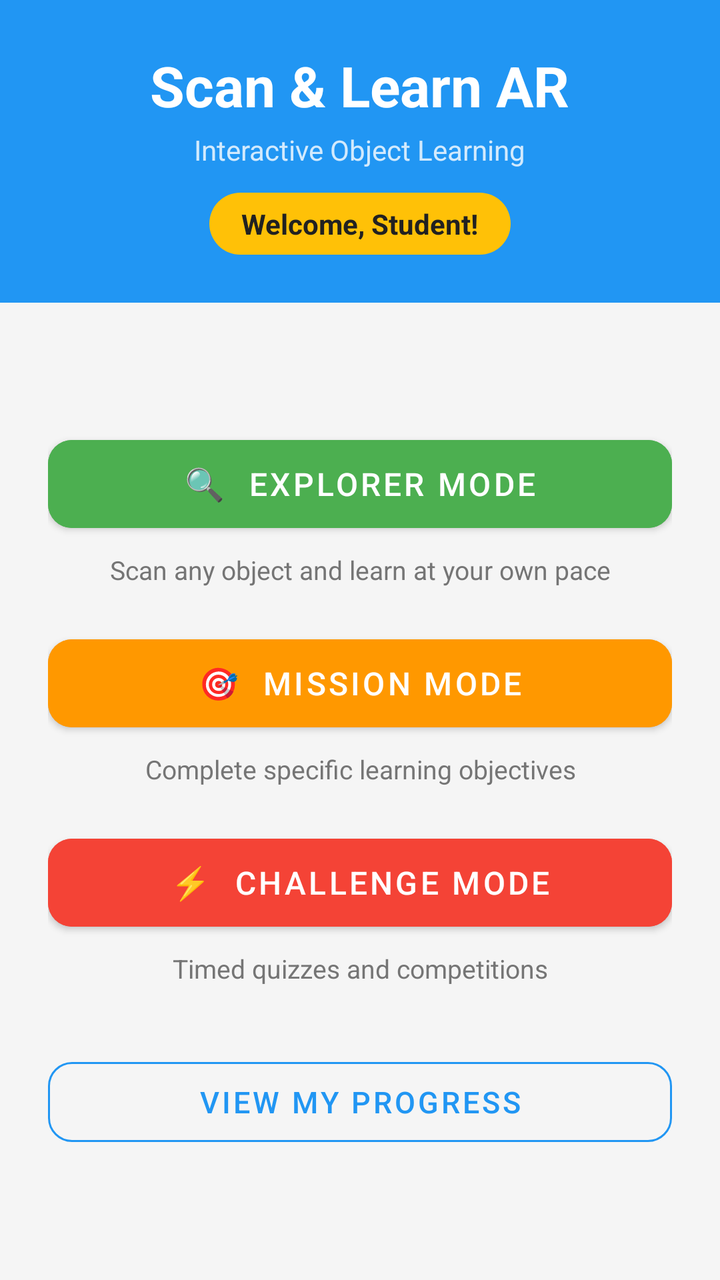
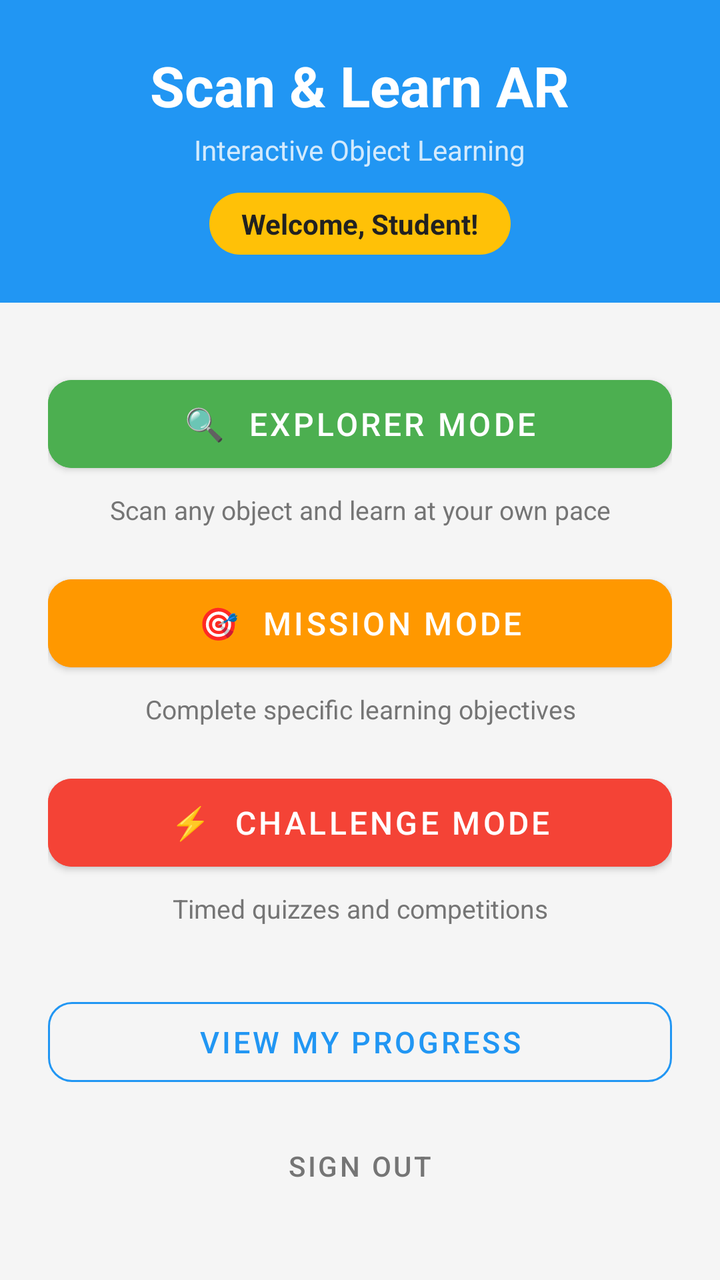

Before-and-after screenshots of an Android layout around one commit, followed by the original layout XML and the change that was made.
<!-- AndroidManifest.xml: activity theme Theme.ScanLearnAR.NoActionBar -->
<!-- res/layout/activity_home.xml -->
<?xml version="1.0" encoding="utf-8"?>
<LinearLayout xmlns:android="http://schemas.android.com/apk/res/android"
    xmlns:app="http://schemas.android.com/apk/res-auto"
    android:layout_width="match_parent"
    android:layout_height="match_parent"
    android:orientation="vertical"
    android:background="@color/background">

    
    <LinearLayout
        android:layout_width="match_parent"
        android:layout_height="wrap_content"
        android:background="@color/primary"
        android:gravity="center"
        android:orientation="vertical"
        android:padding="24dp">

        <TextView
            android:layout_width="wrap_content"
            android:layout_height="wrap_content"
            android:text="Scan &amp; Learn AR"
            android:textColor="@android:color/white"
            android:textSize="28sp"
            android:textStyle="bold" />

        <TextView
            android:layout_width="wrap_content"
            android:layout_height="wrap_content"
            android:layout_marginTop="4dp"
            android:text="Interactive Object Learning"
            android:textColor="#CCFFFFFF"
            android:textSize="14sp" />

        <TextView
            android:id="@+id/tvWelcome"
            android:layout_width="wrap_content"
            android:layout_height="wrap_content"
            android:layout_marginTop="12dp"
            android:background="@drawable/bg_badge_yellow"
            android:paddingHorizontal="16dp"
            android:paddingVertical="6dp"
            android:text="Welcome, Student!"
            android:textColor="@color/text_primary"
            android:textSize="14sp"
            android:textStyle="bold" />
    </LinearLayout>

    
    <ScrollView
        android:layout_width="match_parent"
        android:layout_height="0dp"
        android:layout_weight="1"
        android:fillViewport="true">

        <LinearLayout
            android:layout_width="match_parent"
            android:layout_height="wrap_content"
            android:orientation="vertical"
            android:gravity="center_vertical"
            android:padding="24dp"
            android:minHeight="400dp">

            
            <com.google.android.material.button.MaterialButton
                android:id="@+id/btnExplorer"
                android:layout_width="match_parent"
                android:layout_height="56dp"
                android:text="🔍  Explorer Mode"
                android:textSize="16sp"
                android:backgroundTint="@color/explorer"
                app:cornerRadius="12dp" />

            <TextView
                android:layout_width="match_parent"
                android:layout_height="wrap_content"
                android:text="Scan any object and learn at your own pace"
                android:textSize="13sp"
                android:textColor="@color/text_secondary"
                android:gravity="center"
                android:layout_marginTop="6dp"
                android:layout_marginBottom="20dp" />

            
            <com.google.android.material.button.MaterialButton
                android:id="@+id/btnMission"
                android:layout_width="match_parent"
                android:layout_height="56dp"
                android:text="🎯  Mission Mode"
                android:textSize="16sp"
                android:backgroundTint="@color/mission"
                app:cornerRadius="12dp" />

            <TextView
                android:layout_width="match_parent"
                android:layout_height="wrap_content"
                android:text="Complete specific learning objectives"
                android:textSize="13sp"
                android:textColor="@color/text_secondary"
                android:gravity="center"
                android:layout_marginTop="6dp"
                android:layout_marginBottom="20dp" />

            
            <com.google.android.material.button.MaterialButton
                android:id="@+id/btnChallenge"
                android:layout_width="match_parent"
                android:layout_height="56dp"
                android:text="⚡  Challenge Mode"
                android:textSize="16sp"
                android:backgroundTint="@color/challenge"
                app:cornerRadius="12dp" />

            <TextView
                android:layout_width="match_parent"
                android:layout_height="wrap_content"
                android:text="Timed quizzes and competitions"
                android:textSize="13sp"
                android:textColor="@color/text_secondary"
                android:gravity="center"
                android:layout_marginTop="6dp"
                android:layout_marginBottom="32dp" />

            
            <com.google.android.material.button.MaterialButton
                android:id="@+id/btnProgress"
                style="@style/Widget.MaterialComponents.Button.OutlinedButton"
                android:layout_width="match_parent"
                android:layout_height="52dp"
                android:text="View My Progress"
                android:textSize="15sp"
                app:strokeColor="@color/primary"
                app:cornerRadius="12dp" />

        </LinearLayout>
    </ScrollView>
</LinearLayout>
<!-- resources referenced by this layout -->
<resources>
  <color name="background">#F5F5F5</color>
  <color name="challenge">#F44336</color>
  <color name="explorer">#4CAF50</color>
  <color name="mission">#FF9800</color>
  <color name="primary">#2196F3</color>
  <color name="text_primary">#212121</color>
  <color name="text_secondary">#757575</color>
  <!-- drawable bg_badge_yellow (drawable) -->
  <?xml version="1.0" encoding="utf-8"?>
  <shape xmlns:android="http://schemas.android.com/apk/res/android"
      android:shape="rectangle">
      <solid android:color="#FFC107" />
      <corners android:radius="20dp" />
  </shape>
  <style name="Theme.ScanLearnAR.NoActionBar">
          <item name="windowActionBar">false</item>
          <item name="windowNoTitle">true</item>
      </style>
</resources>

<!-- the commit's change to res/layout/activity_home.xml (unified diff, before → after) -->
@@ -6,46 +6,44 @@
     android:orientation="vertical"
     android:background="@color/background">
 
-    
     <LinearLayout
         android:layout_width="match_parent"
         android:layout_height="wrap_content"
+        android:orientation="vertical"
         android:background="@color/primary"
-        android:gravity="center"
-        android:orientation="vertical"
-        android:padding="24dp">
+        android:padding="24dp"
+        android:gravity="center">
 
         <TextView
             android:layout_width="wrap_content"
             android:layout_height="wrap_content"
             android:text="Scan &amp; Learn AR"
-            android:textColor="@android:color/white"
             android:textSize="28sp"
-            android:textStyle="bold" />
+            android:textStyle="bold"
+            android:textColor="@android:color/white" />
 
         <TextView
             android:layout_width="wrap_content"
             android:layout_height="wrap_content"
-            android:layout_marginTop="4dp"
             android:text="Interactive Object Learning"
+            android:textSize="14sp"
             android:textColor="#CCFFFFFF"
-            android:textSize="14sp" />
+            android:layout_marginTop="4dp" />
 
         <TextView
             android:id="@+id/tvWelcome"
             android:layout_width="wrap_content"
             android:layout_height="wrap_content"
-            android:layout_marginTop="12dp"
+            android:text="Welcome, Student!"
+            android:textSize="14sp"
+            android:textStyle="bold"
+            android:textColor="@color/text_primary"
             android:background="@drawable/bg_badge_yellow"
             android:paddingHorizontal="16dp"
             android:paddingVertical="6dp"
-            android:text="Welcome, Student!"
-            android:textColor="@color/text_primary"
-            android:textSize="14sp"
-            android:textStyle="bold" />
+            android:layout_marginTop="12dp" />
     </LinearLayout>
 
-    
     <ScrollView
         android:layout_width="match_parent"
         android:layout_height="0dp"
@@ -60,7 +58,6 @@
             android:padding="24dp"
             android:minHeight="400dp">
 
-            
             <com.google.android.material.button.MaterialButton
                 android:id="@+id/btnExplorer"
                 android:layout_width="match_parent"
@@ -80,7 +77,6 @@
                 android:layout_marginTop="6dp"
                 android:layout_marginBottom="20dp" />
 
-            
             <com.google.android.material.button.MaterialButton
                 android:id="@+id/btnMission"
                 android:layout_width="match_parent"
@@ -100,7 +96,6 @@
                 android:layout_marginTop="6dp"
                 android:layout_marginBottom="20dp" />
 
-            
             <com.google.android.material.button.MaterialButton
                 android:id="@+id/btnChallenge"
                 android:layout_width="match_parent"
@@ -120,7 +115,6 @@
                 android:layout_marginTop="6dp"
                 android:layout_marginBottom="32dp" />
 
-            
             <com.google.android.material.button.MaterialButton
                 android:id="@+id/btnProgress"
                 style="@style/Widget.MaterialComponents.Button.OutlinedButton"
@@ -129,6 +123,17 @@
                 android:text="View My Progress"
                 android:textSize="15sp"
                 app:strokeColor="@color/primary"
+                app:cornerRadius="12dp"
+                android:layout_marginBottom="12dp" />
+
+            <com.google.android.material.button.MaterialButton
+                android:id="@+id/btnLogout"
+                style="@style/Widget.MaterialComponents.Button.TextButton"
+                android:layout_width="match_parent"
+                android:layout_height="48dp"
+                android:text="Sign Out"
+                android:textSize="14sp"
+                android:textColor="@color/text_secondary"
                 app:cornerRadius="12dp" />
 
         </LinearLayout>
